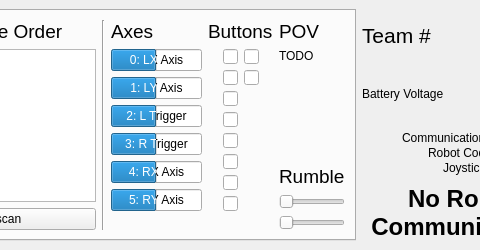
This is driver_station/resources/layout/driver-station.ui in uwreact/frc_control as Qt 5 draws it before an edit; both pictures show x 138 to 618 and y 0 to 250 of the 1200 by 250 pixel window. The edited form follows.
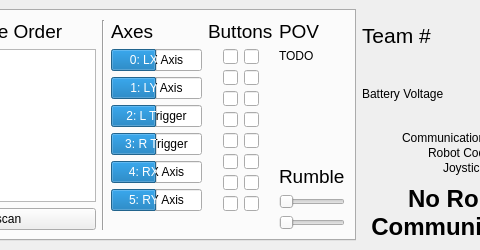
This is the edited form. The open tabs and pages were chosen to show the change. Icons and pictures are not drawn.

Commit message: Add up to 16 joystick buttons to the layout

The edit to the form file:
```diff
--- a/driver_station/resources/layout/driver-station.ui
+++ b/driver_station/resources/layout/driver-station.ui
@@ -1383,7 +1383,157 @@
               </property>
              </widget>
             </item>
-            <item row="9" column="0">
+            <item row="3" column="1" alignment="Qt::AlignLeft">
+             <widget class="QLineEdit" name="button10Display">
+              <property name="sizePolicy">
+               <sizepolicy hsizetype="Fixed" vsizetype="Fixed">
+                <horstretch>0</horstretch>
+                <verstretch>0</verstretch>
+               </sizepolicy>
+              </property>
+              <property name="maximumSize">
+               <size>
+                <width>15</width>
+                <height>15</height>
+               </size>
+              </property>
+              <property name="cursor">
+               <cursorShape>ArrowCursor</cursorShape>
+              </property>
+              <property name="focusPolicy">
+               <enum>Qt::NoFocus</enum>
+              </property>
+              <property name="readOnly">
+               <bool>true</bool>
+              </property>
+             </widget>
+            </item>
+            <item row="4" column="1" alignment="Qt::AlignLeft">
+             <widget class="QLineEdit" name="button11Display">
+              <property name="sizePolicy">
+               <sizepolicy hsizetype="Fixed" vsizetype="Fixed">
+                <horstretch>0</horstretch>
+                <verstretch>0</verstretch>
+               </sizepolicy>
+              </property>
+              <property name="maximumSize">
+               <size>
+                <width>15</width>
+                <height>15</height>
+               </size>
+              </property>
+              <property name="cursor">
+               <cursorShape>ArrowCursor</cursorShape>
+              </property>
+              <property name="focusPolicy">
+               <enum>Qt::NoFocus</enum>
+              </property>
+              <property name="readOnly">
+               <bool>true</bool>
+              </property>
+             </widget>
+            </item>
+            <item row="5" column="1" alignment="Qt::AlignLeft">
+             <widget class="QLineEdit" name="button12Display">
+              <property name="sizePolicy">
+               <sizepolicy hsizetype="Fixed" vsizetype="Fixed">
+                <horstretch>0</horstretch>
+                <verstretch>0</verstretch>
+               </sizepolicy>
+              </property>
+              <property name="maximumSize">
+               <size>
+                <width>15</width>
+                <height>15</height>
+               </size>
+              </property>
+              <property name="cursor">
+               <cursorShape>ArrowCursor</cursorShape>
+              </property>
+              <property name="focusPolicy">
+               <enum>Qt::NoFocus</enum>
+              </property>
+              <property name="readOnly">
+               <bool>true</bool>
+              </property>
+             </widget>
+            </item>
+            <item row="6" column="1" alignment="Qt::AlignLeft">
+             <widget class="QLineEdit" name="button13Display">
+              <property name="sizePolicy">
+               <sizepolicy hsizetype="Fixed" vsizetype="Fixed">
+                <horstretch>0</horstretch>
+                <verstretch>0</verstretch>
+               </sizepolicy>
+              </property>
+              <property name="maximumSize">
+               <size>
+                <width>15</width>
+                <height>15</height>
+               </size>
+              </property>
+              <property name="cursor">
+               <cursorShape>ArrowCursor</cursorShape>
+              </property>
+              <property name="focusPolicy">
+               <enum>Qt::NoFocus</enum>
+              </property>
+              <property name="readOnly">
+               <bool>true</bool>
+              </property>
+             </widget>
+            </item>
+            <item row="7" column="1" alignment="Qt::AlignLeft">
+             <widget class="QLineEdit" name="button14Display">
+              <property name="sizePolicy">
+               <sizepolicy hsizetype="Fixed" vsizetype="Fixed">
+                <horstretch>0</horstretch>
+                <verstretch>0</verstretch>
+               </sizepolicy>
+              </property>
+              <property name="maximumSize">
+               <size>
+                <width>15</width>
+                <height>15</height>
+               </size>
+              </property>
+              <property name="cursor">
+               <cursorShape>ArrowCursor</cursorShape>
+              </property>
+              <property name="focusPolicy">
+               <enum>Qt::NoFocus</enum>
+              </property>
+              <property name="readOnly">
+               <bool>true</bool>
+              </property>
+             </widget>
+            </item>
+            <item row="8" column="1" alignment="Qt::AlignLeft">
+             <widget class="QLineEdit" name="button15Display">
+              <property name="sizePolicy">
+               <sizepolicy hsizetype="Fixed" vsizetype="Fixed">
+                <horstretch>0</horstretch>
+                <verstretch>0</verstretch>
+               </sizepolicy>
+              </property>
+              <property name="maximumSize">
+               <size>
+                <width>15</width>
+                <height>15</height>
+               </size>
+              </property>
+              <property name="cursor">
+               <cursorShape>ArrowCursor</cursorShape>
+              </property>
+              <property name="focusPolicy">
+               <enum>Qt::NoFocus</enum>
+              </property>
+              <property name="readOnly">
+               <bool>true</bool>
+              </property>
+             </widget>
+            </item>
+            <item row="9" column="1">
              <spacer name="verticalSpacer_13">
               <property name="orientation">
                <enum>Qt::Vertical</enum>
```
Left out of the diff: 261 changed lines with no effect on the pictures.
